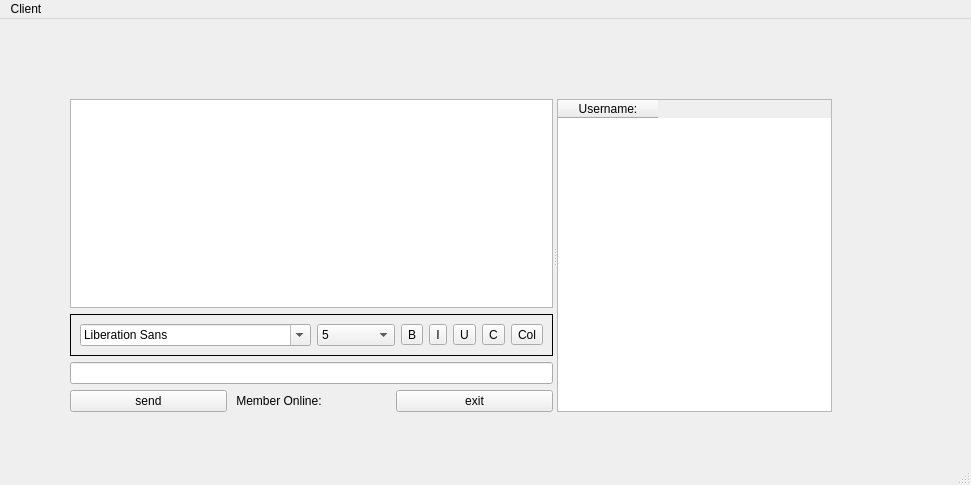
This is TcpClient/clientwindow.ui in xxzh12/OS_and_Linux_HomeWork as Qt 5 draws it before an edit. The edited form follows.
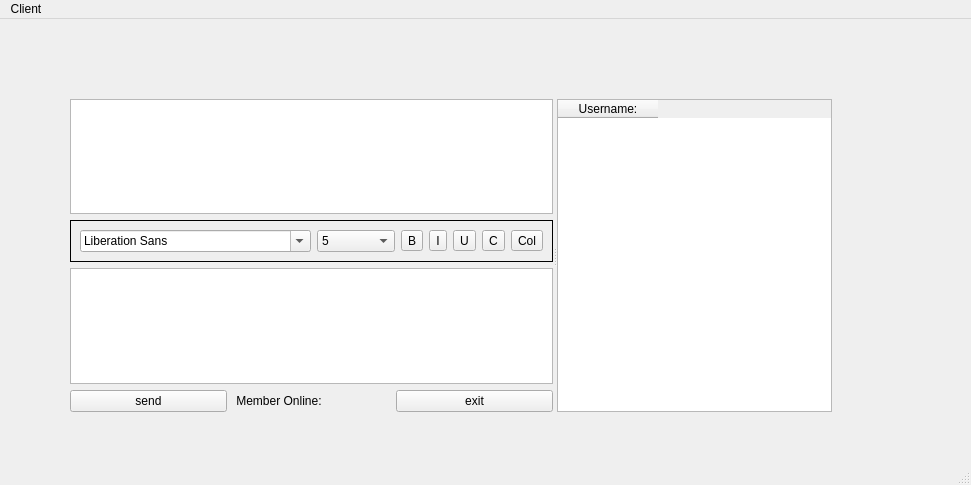
This is the edited form.

```diff
--- a/TcpClient/clientwindow.ui
+++ b/TcpClient/clientwindow.ui
@@ -146,11 +146,7 @@
          </layout>
         </item>
         <item>
-         <widget class="QLineEdit" name="lineEdit">
-          <property name="enabled">
-           <bool>true</bool>
-          </property>
-         </widget>
+         <widget class="QTextEdit" name="msgTextEdit"/>
         </item>
        </layout>
       </item>
```
